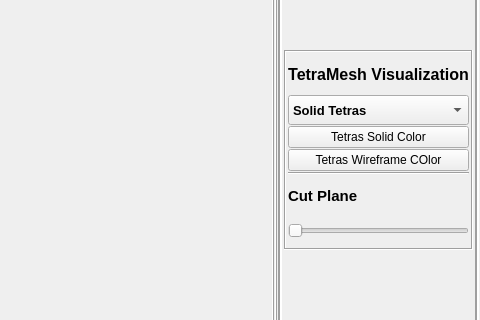
This is mainwindow.ui in equinoxx/qtetramesher as Qt 5 draws it before an edit; both pictures show x 544 to 1024 and y 273 to 593 of the 1024 by 828 pixel window. The edited form follows.
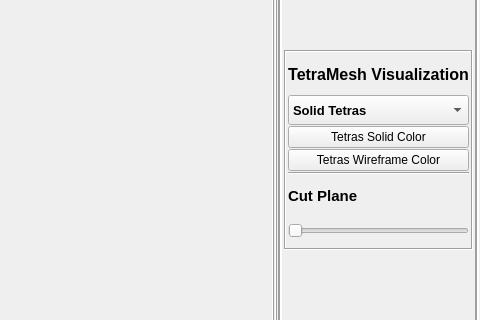
This is the edited form. Custom widgets are drawn as their Qt base class.

Commit message: - added run script(qtetramesher.sh) for easier execution on Linux outside QtCreator  (you probably have to edit the SOFA_LIBS_PATH variable to the path where your SOFA instance is living...) - fixed typo in MainWindow UI

What changed in the file:
```diff
--- a/mainwindow.ui
+++ b/mainwindow.ui
@@ -352,7 +352,7 @@
                 <item>
                  <widget class="QPushButton" name="tetraWireframeColorButton">
                   <property name="text">
-                   <string>Tetras Wireframe COlor</string>
+                   <string>Tetras Wireframe Color</string>
                   </property>
                  </widget>
                 </item>
```
Left out of the diff: 2 changed lines with no effect on the pictures. The commit also changes 2 other files.
